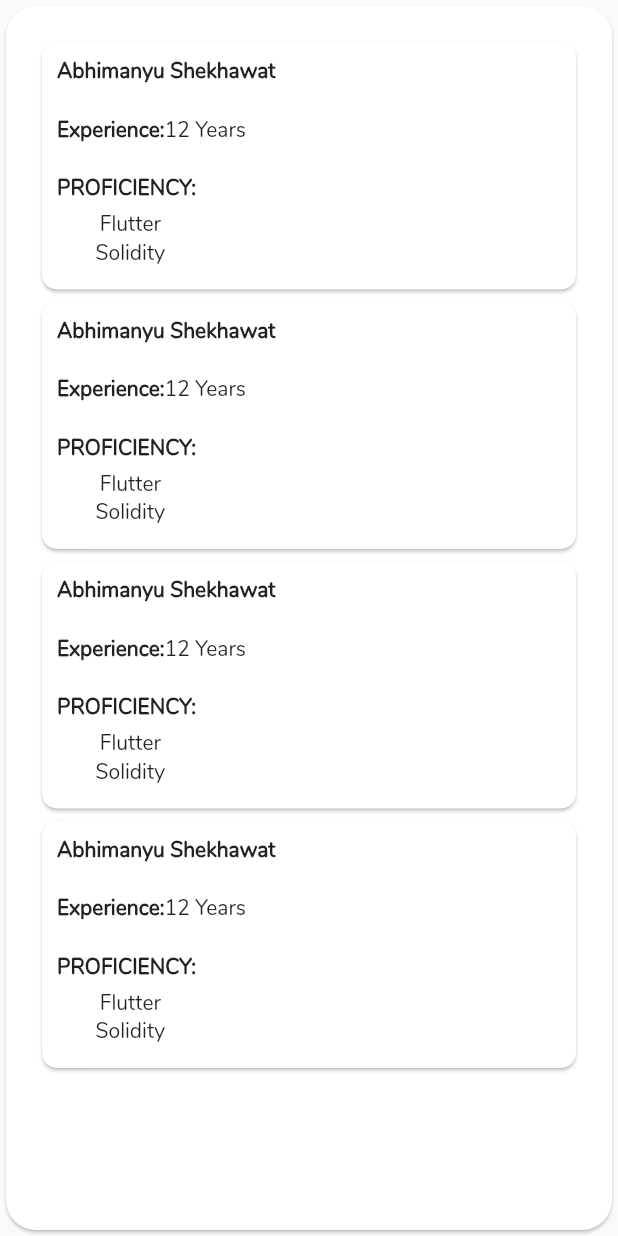
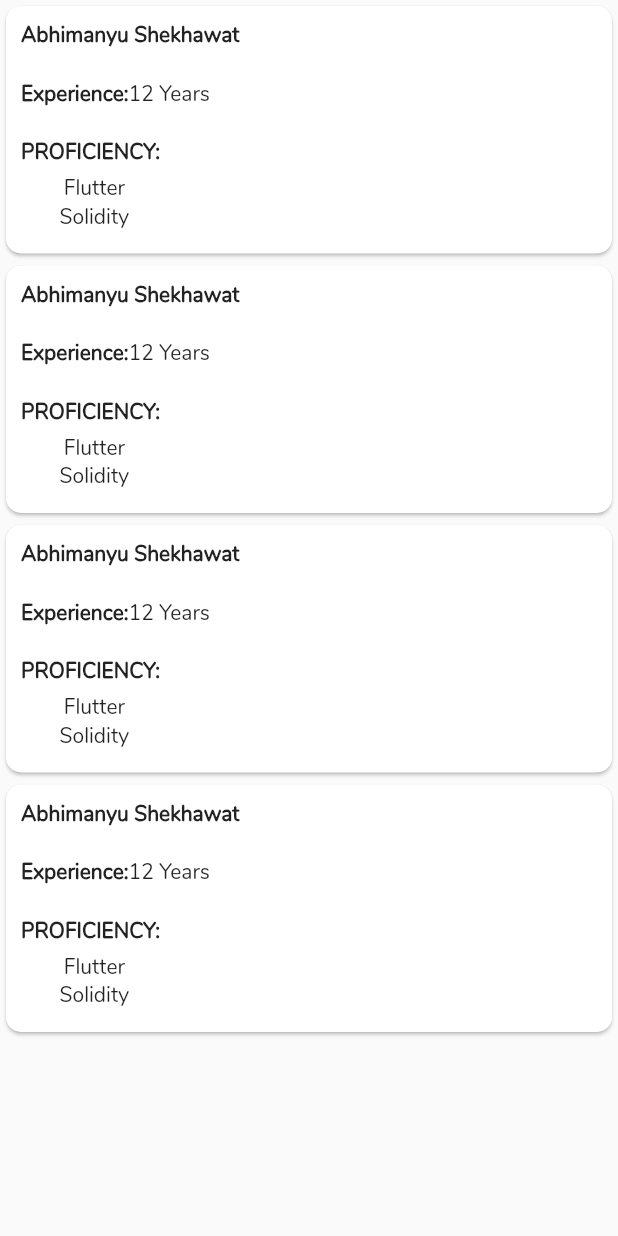
Before and after one commit to Abhimanyu121/flutter_mentor, a Flutter app: the List_tab widget shown alone on an empty page, opened directly, on a phone screen of 412 x 824 dp. Run offline on Flutter 3.47's test engine with Material 2 defaults, Android fonts, the phone set to English and light mode, and no system bars.

Commit message:
Common code shifted to home.dart file

```diff
--- a/lib/list.dart
+++ b/lib/list.dart
@@ -8,17 +8,7 @@ class _list_ui extends State<List_tab>{
   @override
   Widget build(BuildContext context) {
     print("called");
-    return Container(
-      decoration: BoxDecoration(
-          color: Colors.white.withOpacity(0.0),
-          borderRadius: BorderRadius.circular(20)
-      ),
-      child: Card(
-        shape: RoundedRectangleBorder(
-          borderRadius: BorderRadius.circular(20),),
-        child: Padding(
-            padding: EdgeInsets.all(20),
-            child: ListView(
+    return new ListView(
       scrollDirection: Axis.vertical,
      children: <Widget>[
        Card(
@@ -179,10 +169,6 @@ class _list_ui extends State<List_tab>{
        ),
      ],
 
-            )
-        ),
-      )
-
     );
   }
 
```
Also changed, not shown: lib/addGoals.dart (added, +11 -0 lines), lib/home.dart (+20 -1 lines), lib/profile.dart (+1 -19 lines), lib/goals.dart (deleted). Lines whose indentation alone changed are shown as unchanged.
